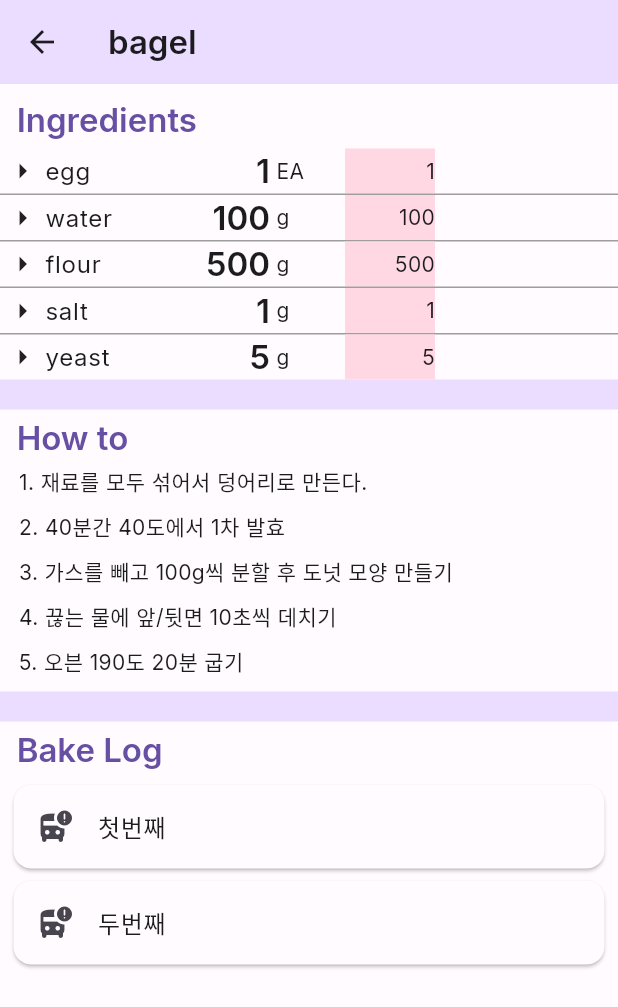
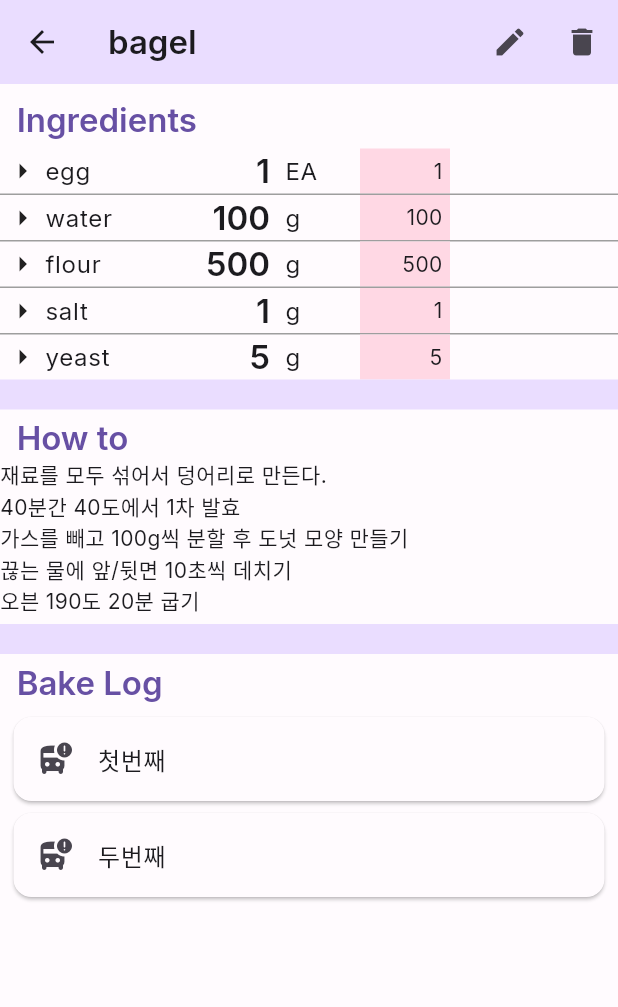
Before and after one commit to LunaSong2/BakeLog, a Flutter app: the screen it shows after launch, after a tap on "bagel", on a phone screen of 412 x 824 dp. Shown: the top 1007 px of the screen. Run offline on Flutter 3.47's test engine with Material 2 defaults, Android fonts, the phone set to English and light mode, and no system bars; our stand-ins replace google_fonts; accounts and stored records are empty.

Commit message:
Start Edit mode of page_recipe

```diff
--- a/lib/ingredient.dart
+++ b/lib/ingredient.dart
@@ -15,6 +15,7 @@ class AmountChanger extends StatefulWidget {
 class _AmountChangerState extends State<AmountChanger> {
   bool _isEditing = false;
   String _changedAmount = '';
+
   TextEditingController _textEditingController = TextEditingController();
 
   @override
@@ -50,29 +51,103 @@ class _AmountChangerState extends State<AmountChanger> {
   @override
   Widget build(BuildContext context) {
     _changedAmount = getChangedAmountString();
+
     return GestureDetector(
       onTap: () {
         setState(() {
           _isEditing = true;
-          _textEditingController.text = _changedAmount; });
+          _textEditingController.text = _changedAmount;
+        });
       },
-      child: _isEditing ? TextFormField(
-        controller: _textEditingController,
-        autofocus: true,
+      child: Container(
+        width: 60, height: 30,
+        color: Theme.of(context).colorScheme.tertiaryContainer,
+        alignment: Alignment.centerRight,
+        padding: EdgeInsets.only(left:5, right:5),
+        child: _isEditing ? TextFormField(
+          controller: _textEditingController,
+          autofocus: true,
+          textAlign: TextAlign.right,
+
+          onTapOutside: (value) {
+            setState(() {
+              _isEditing = false;
+            });
+          },
           onFieldSubmitted: (value) {
             setState(() {
               _isEditing = false;
               widget.refreshCallback(double.parse(value)/widget.amount);
               _changedAmount = getChangedAmountString();
-            });},
-      ) : Text(_changedAmount)
+            });
+          },
+        ) : Text(_changedAmount) ),
       );
   }
 }
 
+class IngredientTextField extends StatefulWidget {
+  IngredientTextField({required this.isEdit, required this.width, required this.ingredient, required this.type, required this.style, required this.alignment, super.key});
+
+  final bool isEdit;
+  final double width;
+  final Ingredient ingredient;
+  final int type;
+  final TextStyle? style;
+  final AlignmentGeometry alignment;
+
+  @override
+  State<IngredientTextField> createState() => _IngredientTextFieldState();
+}
+
+class _IngredientTextFieldState extends State<IngredientTextField> {
+  TextEditingController textEditingController = TextEditingController();
+
+  @override
+  void initState() {
+    super.initState();
+    if (widget.type == 0) {
+      textEditingController.text = widget.ingredient.name;
+    } else if (widget.type == 1) {
+      textEditingController.text = widget.ingredient.amount;
+    } else {
+      textEditingController.text = widget.ingredient.unit;
+    }
+  }
+
+  @override
+  Widget build(BuildContext context) {
+    return widget.isEdit ? Container(
+      alignment: widget.alignment,
+      width: widget.width, height: 30,
+      decoration: BoxDecoration(
+          border: Border.all(
+              color: Theme.of(context).colorScheme.tertiaryContainer,
+              width: 2.0)),
+      child: TextField(
+          controller: textEditingController,
+          onChanged: (value) { //todo check performance
+            if (widget.type == 0) {
+              widget.ingredient.name = value;
+            } else if (widget.type == 1) {
+              widget.ingredient.amount = value;
+            } else {
+              widget.ingredient.unit = value;
+            }
+          }
+      )
+    )
+    : Container(alignment: widget.alignment,
+      width: widget.width, height: 30,
+      child: Text(textEditingController.text, style: widget.style),
+    );
+  }
+}
+
 class IngredientView extends StatelessWidget {
-  IngredientView({required this.ingredient, required this.amountRatio, required this.refreshCallback}) : super(key: ObjectKey(ingredient));
+  IngredientView({required this.isEdit, required this.ingredient, required this.amountRatio, required this.refreshCallback}) : super(key: ObjectKey(ingredient));
 
+  final bool isEdit;
   final Ingredient ingredient;
   final Function(double) refreshCallback;
   final double amountRatio;
@@ -85,23 +160,29 @@ class IngredientView extends StatelessWidget {
           width: 30, height: 30,
           child: const Icon(Icons.arrow_right),
         ),
-        Container(alignment: Alignment.centerLeft,
-          width: 100, height: 30,
-          child: Text(ingredient.name, style: Theme.of(context).textTheme.bodyLarge),
-        ),
-        Container(alignment: Alignment.centerRight,
-          width: 50, height: 30,
-          child: Text(ingredient.amount, style: Theme.of(context).textTheme.titleLarge),
-        ),
-        Container(alignment: Alignment.centerLeft,
-          width: 50, height: 30,
-          child: Text(' ' + ingredient.unit),
-        ),
-        Container(alignment: Alignment.centerRight,
-            width: 60, height: 30,
-            child: AmountChanger(amount: double.parse(ingredient.amount), amountRatio: amountRatio, refreshCallback: refreshCallback,),
-            color: Theme.of(context).colorScheme.tertiaryContainer
-        ),
+        IngredientTextField(
+          isEdit: isEdit,
+          width: 100,
+          ingredient: ingredient,
+          type: 0, //todo replace enum
+          style: Theme.of(context).textTheme.bodyLarge,
+          alignment: Alignment.centerLeft),
+        IngredientTextField(
+          isEdit: isEdit,
+          width: 50,
+          ingredient: ingredient,
+          type: 1,
+          style: Theme.of(context).textTheme.titleLarge,
+          alignment: Alignment.centerRight),
+        Container(width: 10, height:30),
+        IngredientTextField(
+          isEdit: isEdit,
+          width: 50,
+          ingredient: ingredient,
+          type: 2,
+          style: Theme.of(context).textTheme.bodyLarge,
+          alignment: Alignment.centerLeft),
+        isEdit ? Container() : AmountChanger(amount: double.parse(ingredient.amount), amountRatio: amountRatio, refreshCallback: refreshCallback,),
       ],
     );
   }
--- a/lib/page_recipe.dart
+++ b/lib/page_recipe.dart
@@ -4,8 +4,9 @@ import 'package:bakinglog/data.dart';
 import 'package:bakinglog/ingredient.dart';
 
 class IngredientList extends StatefulWidget {
-  IngredientList({required this.recipe, super.key});
+  IngredientList({required this.recipe, required this.isEdit, super.key});
   final Recipe recipe;
+  final bool isEdit;
 
   @override
   State<IngredientList> createState() => _IngredientListState();
@@ -31,30 +32,58 @@ class _IngredientListState extends State<IngredientList> {
         separatorBuilder: (context, index) => const Divider(
           color: Colors.grey, height: 1.0),
         itemBuilder: (context, index) {
-          return IngredientView(ingredient: widget.recipe.ingredients[index], amountRatio: amountRatio, refreshCallback: refreshChildren,);
+          return IngredientView(isEdit: widget.isEdit, ingredient: widget.recipe.ingredients[index], amountRatio: amountRatio, refreshCallback: refreshChildren,);
         },
     );
   }
 }
 
-class HowToList extends StatelessWidget {
-  HowToList({required this.recipe}) : super(key: ObjectKey(recipe));
+class HowToList extends StatefulWidget {
+  HowToList({required this.recipe, required this.isEdit}) : super(key: ObjectKey(recipe));
 
   final Recipe recipe;
+  final bool isEdit;
+
+  @override
+  _HowToListState createState() => _HowToListState();
+}
+
+class _HowToListState extends State<HowToList> {
+  TextEditingController textEditingController = TextEditingController();
+
+  @override
+  void initState() {
+    super.initState();
+    textEditingController.text = widget.recipe.howTo[0];
+  }
 
   @override
   Widget build(BuildContext context) {
-    return ListView.builder(
+    return widget.isEdit ? Container(
+      decoration: BoxDecoration(
+        border: Border.all(
+          color: Theme.of(context).colorScheme.tertiaryContainer,
+          width: 2.0)),
+        child: TextField(
+          controller: textEditingController,
+          maxLines: null,
+          keyboardType: TextInputType.multiline,
+          textAlign: TextAlign.left,
+          onChanged: (value) { //todo check performance
+            widget.recipe.howTo[0] = value;
+          }
+        ))
+      : ListView.builder(
         shrinkWrap: true,
-      physics: NeverScrollableScrollPhysics(),
+        physics: NeverScrollableScrollPhysics(),
         padding: const EdgeInsets.all(0),
-        itemCount: recipe.howTo.length,
+        itemCount: widget.recipe.howTo.length,
         itemBuilder: (BuildContext context, int index) {
           return Container(alignment: Alignment.centerLeft,
-          height: 30,
-          child: Text('   ${index+1}. ${recipe.howTo[index]}'));
+          //height: 30,
+          child: Text('${widget.recipe.howTo[index]}'));
        },
-      );
+    );
   }
 }
 
@@ -93,18 +122,27 @@ class RecipePage extends StatefulWidget {
 }
 
 class _RecipePageState extends State<RecipePage> {
-  int count = 0;
+  bool isEdit = false;
 
-  void _addCount() {
-    setState(() {count++;});
+  void turnEditMode() {
+    setState(() {
+      isEdit = !isEdit;
+      print("turnEditMode $isEdit");
+    });
   }
 
   @override
   Widget build(BuildContext context) {
     return Scaffold(
       appBar: AppBar(
-          title: Text(widget.recipe.recipeName),
-          backgroundColor: Theme.of(context).colorScheme.primaryContainer),
+          actions: [
+            IconButton(
+            icon: isEdit ? const Icon(Icons.done) : const Icon(Icons.edit),
+            onPressed: () {turnEditMode();}),
+            IconButton(icon: const Icon(Icons.delete), onPressed: (){}),
+          ],
+        title: Text(widget.recipe.recipeName),
+        backgroundColor: Theme.of(context).colorScheme.primaryContainer),
       body: SingleChildScrollView(
         child: Padding(
           padding: EdgeInsets.all(0.0),
@@ -113,11 +151,11 @@ class _RecipePageState extends State<RecipePage> {
             children: <Widget>[
               Divider(height:10, thickness: 0, color: Colors.transparent),
               Text('  Ingredients', style: Theme.of(context).textTheme.titleLarge?.copyWith(color: Theme.of(context).colorScheme.primary)),
-              IngredientList(recipe: widget.recipe),
+              IngredientList(recipe: widget.recipe, isEdit: isEdit),
               Divider(height:20, thickness: 20, color: Theme.of(context).colorScheme.primaryContainer),
               Divider(height:5, thickness: 0, color: Colors.transparent),
               Text('  How to', style: Theme.of(context).textTheme.titleLarge?.copyWith(color: Theme.of(context).colorScheme.primary)),
-              Container(child: HowToList(recipe: widget.recipe)),
+              Container(child: HowToList(recipe: widget.recipe, isEdit: isEdit,)),
               Divider(height:30, thickness: 20, color: Theme.of(context).colorScheme.primaryContainer),
               Text('  Bake Log', style: Theme.of(context).textTheme.titleLarge?.copyWith(color: Theme.of(context).colorScheme.primary)),
               Container(child: LogList(recipe: widget.recipe)),
```
